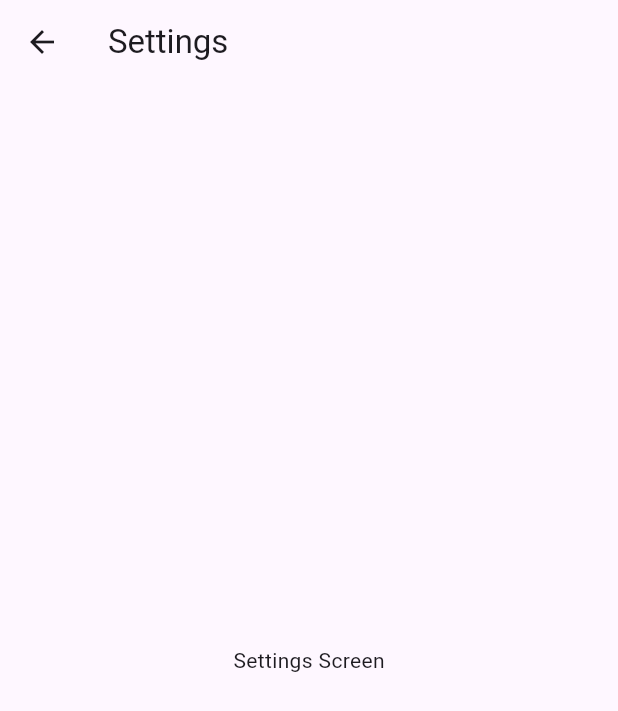
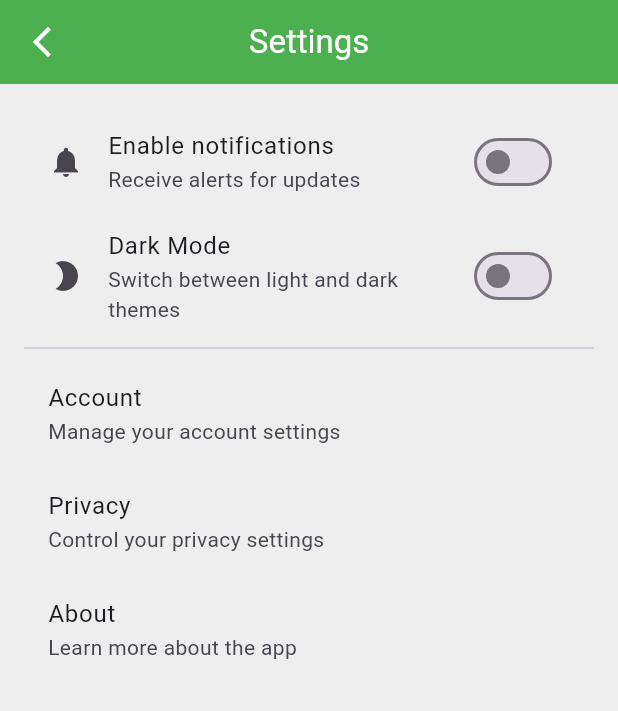
Before and after one commit to GokulDhanapal23/Flutter_ios, a Flutter app: the Settings screen opened directly, on a phone screen of 412 x 824 dp. Shown: the top 711 px of the screen. Run offline on Flutter 3.47's test engine with Material 3 defaults, Android fonts, the phone set to English and light mode, and no system bars; our stand-ins replace another_flushbar, dio, dropdown_button2, dropdown_textfield, flutter_dotenv, fluttertoast and 8 more; accounts and stored records are empty; network calls fail.

Commit message:
New ios chages

```diff
--- a/Bisca360/lib/Screen/Home.dart
+++ b/Bisca360/lib/Screen/Home.dart
@@ -10,6 +10,7 @@ import 'AddShop.dart';
 import 'Customers.dart';
 import 'LoginNew.dart';
 import 'Profile.dart';
+import 'Settings.dart';
 import 'ShopBilling.dart';
 import 'ShopBillingReport.dart';
 import 'ShopProduct.dart';
@@ -176,7 +177,7 @@ class HomeState extends State<Home> {
             itemDashboard('Customers', CupertinoIcons.person, Colors.teal, Customers()),
             itemDashboard('Bill History', CupertinoIcons.clock, Colors.brown, ShopBillingHistory()),
             itemDashboard('Report', CupertinoIcons.chart_bar, Colors.indigo, ShopBillingReport()),
-            itemDashboard('Settings', CupertinoIcons.settings, Colors.blue, Shop()),
+            itemDashboard('Settings', CupertinoIcons.settings, Colors.blue, Settings()),
             itemDashboard('Profile', CupertinoIcons.person_alt_circle, Colors.pinkAccent, ProfileScreen(signInResponse:  widget.signinResponse,)),
           ],
         ),
--- a/Bisca360/lib/Screen/Settings.dart
+++ b/Bisca360/lib/Screen/Settings.dart
@@ -1,14 +1,80 @@
-import 'package:flutter/cupertino.dart';
 import 'package:flutter/material.dart';
 
-class Settings extends StatelessWidget {
-  const Settings({super.key});
+class Settings extends StatefulWidget {
+  @override
+  _SettingsScreenState createState() => _SettingsScreenState();
+}
+
+class _SettingsScreenState extends State<Settings> {
+  bool _notificationsEnabled = false;
+  bool _darkModeEnabled = false;
 
   @override
   Widget build(BuildContext context) {
     return Scaffold(
-      appBar: AppBar(title: Text('Settings')),
-      body: Center(child: Text('Settings Screen')),
+      backgroundColor: Colors.grey[200],
+      appBar: AppBar(
+        centerTitle: true,
+        backgroundColor: Colors.green,
+        leading: IconButton(
+          onPressed: () => Navigator.of(context).pop(),
+          icon: const Icon(Icons.arrow_back_ios_new, color: Colors.white),
+        ),
+        title: const Text('Settings', style: TextStyle(color: Colors.white)),
+      ),
+      body: ListView(
+        padding: EdgeInsets.all(16.0),
+        children: [
+          ListTile(
+            title: Text('Enable notifications'),
+            subtitle: Text('Receive alerts for updates'),
+            leading: Icon(Icons.notifications),
+            trailing: Switch(
+              value: _notificationsEnabled,
+              onChanged: (bool value) {
+                setState(() {
+                  _notificationsEnabled = value;
+                });
+              },
+            ),
+          ),
+          ListTile(
+            title: Text('Dark Mode'),
+            subtitle: Text('Switch between light and dark themes'),
+            leading: Icon(Icons.brightness_2),
+            trailing: Switch(
+              value: _darkModeEnabled,
+              onChanged: (bool value) {
+                setState(() {
+                  _darkModeEnabled = value;
+                });
+              },
+            ),
+          ),
+          Divider(),
+          ListTile(
+            title: Text('Account'),
+            subtitle: Text('Manage your account settings'),
+            onTap: () {
+              // Navigate to account settings
+            },
+          ),
+          ListTile(
+            title: Text('Privacy'),
+            subtitle: Text('Control your privacy settings'),
+            onTap: () {
+              // Navigate to privacy settings
+            },
+          ),
+          ListTile(
+            title: Text('About'),
+            subtitle: Text('Learn more about the app'),
+            onTap: () {
+              // Navigate to about page
+            },
+          ),
+        ],
+      ),
     );
   }
 }
--- a/Bisca360/lib/Widget/CustomSearchfieldWidget.dart
+++ b/Bisca360/lib/Widget/CustomSearchfieldWidget.dart
@@ -1,4 +1,5 @@
 import 'package:flutter/material.dart';
+import 'package:searchfield/searchfield.dart';
 import 'package:searchfield/searchfield.dart';
 
 class CustomSearchField extends StatelessWidget {
@@ -71,7 +72,7 @@ class CustomSearchField extends StatelessWidget {
           }
         },
         textInputAction: TextInputAction.done,
-        searchInputDecoration: InputDecoration(
+        searchInputDecoration: SearchInputDecoration(
           labelText: hintText,
           prefixIcon: prefixIcon,
           suffixIcon: Icon(Icons.arrow_drop_down, color: Colors.green),
--- a/Bisca360/lib/main.dart
+++ b/Bisca360/lib/main.dart
@@ -35,7 +35,7 @@ class MyHttpOverrides extends HttpOverrides {
 
 void main() async{
 
-  const varName = String.fromEnvironment('env', defaultValue: 'prd');
+  const varName = String.fromEnvironment('env', defaultValue: 'dev');
   print('profile $varName');
   await dotenv.load(fileName: Environment.load(varName));
   WidgetsFlutterBinding.ensureInitialized();
```
Also changed, not shown: Bisca360/lib/Screen/ShopBillingReport.dart (+8 -1 lines), Bisca360/pubspec.lock.
